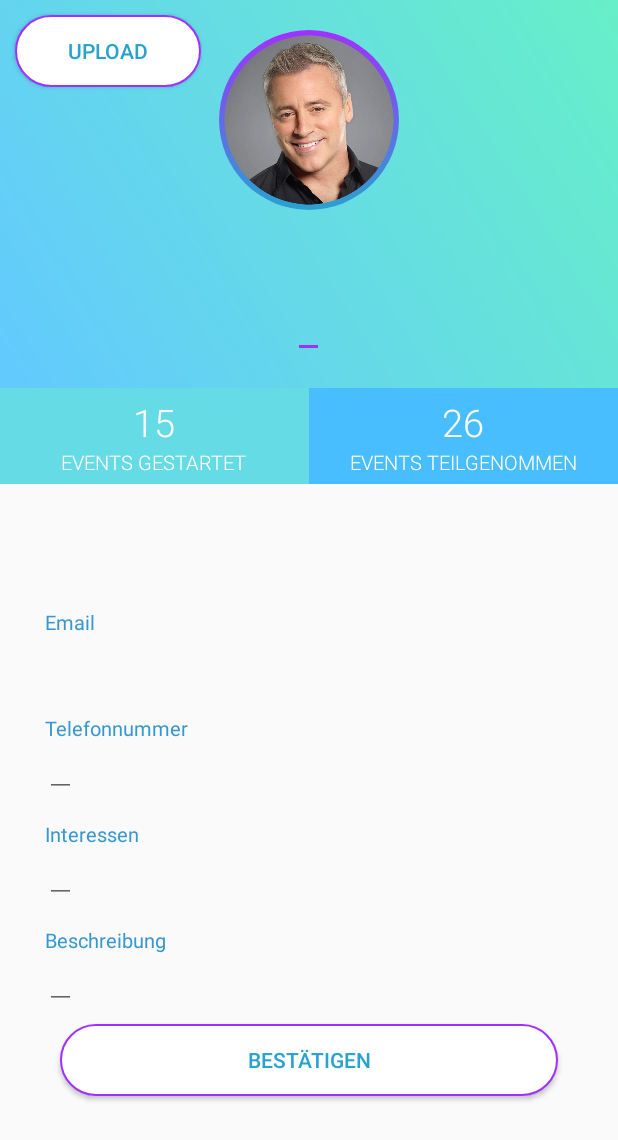
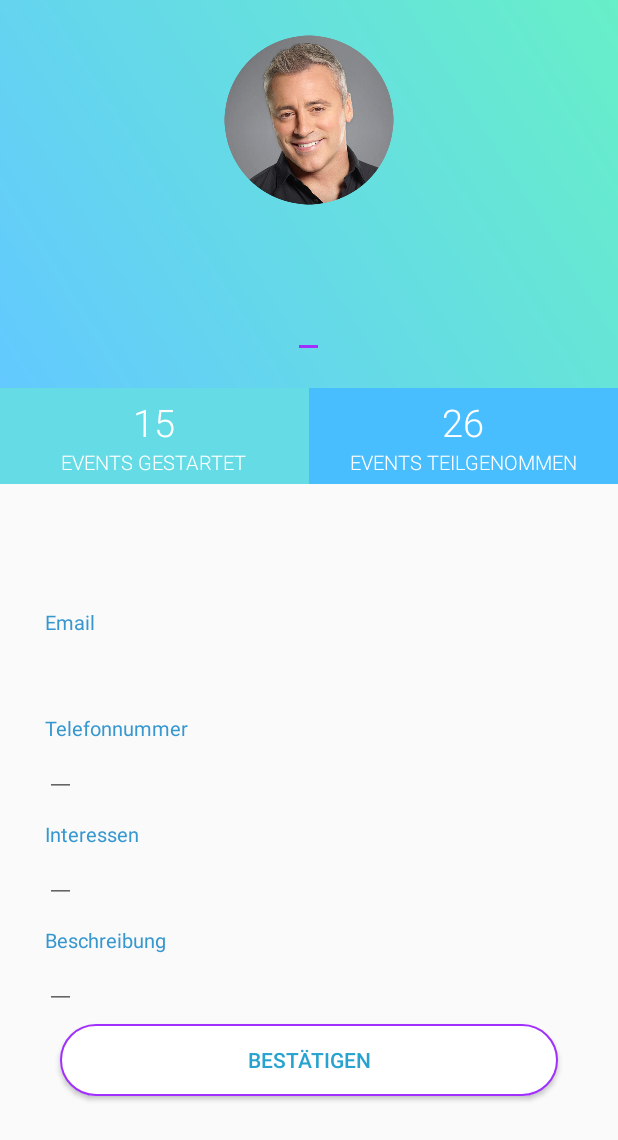
Before and after one commit to leonstelzer/App, an Android app: the ProfilBearbeiten screen opened directly, with no data from a screen before it, on a phone screen of 412 x 824 dp. Shown: the top 1140 px of the screen. Run offline under Robolectric (Android 15) with nearby library versions, the phone set to English and light mode, and no system bars; our stand-ins replace Firebase (no records; nobody signed in at launch, a user with empty details on screens opened directly), Picasso; libraries missing offline, so code that uses them is left out: io.grpc.

Commit message:
Profilbearbeiten geht weiter

```diff
--- a/app/build.gradle
+++ b/app/build.gradle
@@ -31,6 +31,8 @@ dependencies {
     testImplementation 'junit:junit:4.12'
     androidTestImplementation 'com.android.support.test:runner:1.0.2'
     androidTestImplementation 'com.android.support.test.espresso:espresso-core:3.0.2'
+    implementation 'com.squareup.picasso:picasso:2.71828'
+
 
 
     //library
--- a/app/src/main/java/com/mind/simplelogin/ProfilBearbeiten.java
+++ b/app/src/main/java/com/mind/simplelogin/ProfilBearbeiten.java
@@ -41,12 +41,14 @@ import com.google.firebase.storage.FirebaseStorage;
 import com.google.firebase.storage.StorageReference;
 import com.google.firebase.storage.StorageTask;
 import com.google.firebase.storage.UploadTask;
+import com.squareup.picasso.Picasso;
 
 import java.io.File;
 import java.util.HashMap;
 import java.util.Map;
 
 import javax.annotation.Nullable;
+
 
 import io.grpc.Compressor;
 
@@ -62,21 +64,13 @@ public class ProfilBearbeiten extends AppCompatActivity  {
     EditText ort,beschreibung, telefonummer, interessen;
     FirebaseAuth fAuth;
     FirebaseFirestore fStore;
-
-
-
     String userId;
     ImageView user;
     Uri imageurl;
     StorageReference mStorageRef;
-    Button upload;
+
     private StorageTask uploadtask;
     private Bitmap compressor;
-
-
-
-
-
 
     @Override
     protected void onCreate(Bundle savedInstanceState) {
@@ -98,26 +92,15 @@ public class ProfilBearbeiten extends AppCompatActivity  {
         interessen = findViewById(R.id.tvInt);
         beschreibung = findViewById(R.id.tvBesc);
         user = findViewById(R.id.User);
-        upload = findViewById(R.id.upload);
 
-
-        upload.setOnClickListener(new View.OnClickListener() {
-            @Override
-            public void onClick(View view) {
-                if(uploadtask != null && uploadtask.isInProgress()){
-                    Toast.makeText(ProfilBearbeiten.this, "Upload in Progress", Toast.LENGTH_SHORT).show();
-                }else{
-                    fileuploader();
-
-                }
-
-            }
-        });
 
         user.setOnClickListener(new View.OnClickListener() {
                                     @Override
                                     public void onClick(View view) {
                                         filechooser();
+
+                                        Picasso.get().load(imageurl).into(user);
+
 
                                     }
                                 });
--- a/app/src/main/res/layout/activity_profile.xml
+++ b/app/src/main/res/layout/activity_profile.xml
@@ -22,6 +22,7 @@
             android:background="@drawable/circle_border">
 
             <ImageView
+
                     android:id="@+id/user"
                 android:layout_width="120dp"
                 android:layout_height="120dp"
--- a/app/src/main/res/layout/profilbearbeiten.xml
+++ b/app/src/main/res/layout/profilbearbeiten.xml
@@ -19,14 +19,13 @@
                 android:layout_height="wrap_content"
                 android:layout_centerHorizontal="true"
                 android:layout_marginTop="20dp"
-                android:background="@drawable/circle_border">
+                >
 
             <ImageView
                     android:id="@+id/User"
                     android:layout_width="120dp"
                     android:layout_height="120dp"
                     android:adjustViewBounds="true"
-                    android:background="@drawable/circle"
                     android:padding="3dp"
                     android:scaleType="centerInside"
                     android:src="@drawable/ic_user" />
@@ -59,22 +58,6 @@
                 android:textAllCaps="true"
                 android:textColor="@color/address"
                 android:textSize="14sp" />
-
-        <Button
-                android:id="@+id/upload"
-                android:layout_width="124dp"
-                android:layout_height="wrap_content"
-                android:layout_marginStart="10dp"
-                android:layout_marginLeft="10dp"
-                android:layout_marginTop="10dp"
-                android:layout_marginEnd="10dp"
-                android:layout_marginRight="10dp"
-                android:layout_marginBottom="10dp"
-                android:background="@drawable/bt_uiborder"
-                android:paddingLeft="20dp"
-                android:paddingRight="20dp"
-                android:text="Upload"
-                android:textColor="@color/colorBlue" />
 
 
     </RelativeLayout>
```
